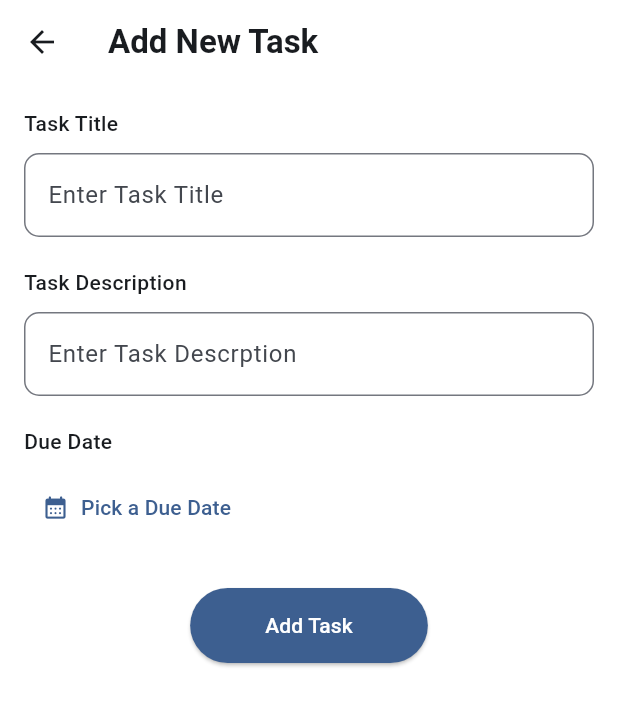
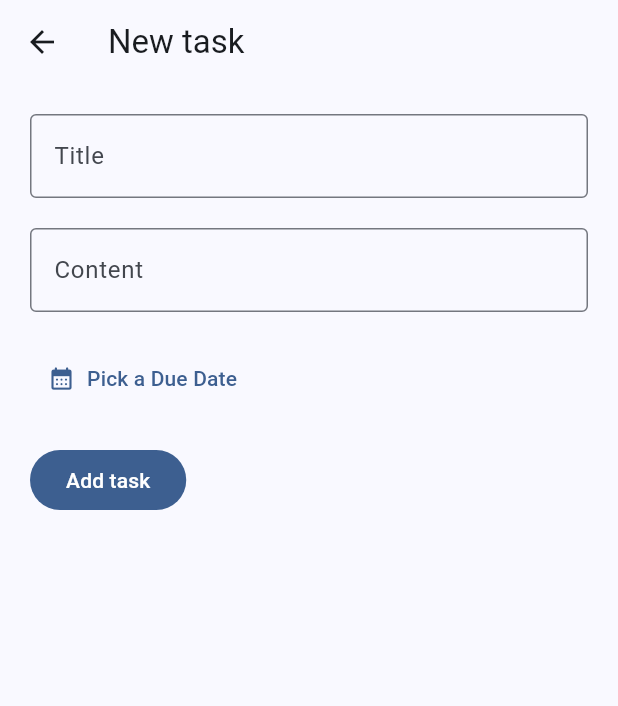
Before and after one commit to derec30240/TinyNote, a Flutter app: the screen it shows after launch, item 2 of the bottom bar chosen, after a tap on the "add" icon, on a phone screen of 412 x 824 dp. Shown: the top 706 px of the screen. Run offline on Flutter 3.47's test engine with Material 3 defaults, Android fonts, the phone set to English and light mode, and no system bars; our stand-ins replace flutter_animate, flutter_slidable, get, shared_preferences.

Commit message:
Fix the add_task_page and change it into task_edit_page

```diff
--- a/lib/pages/addtask_page.dart
+++ /dev/null
@@ -1,192 +0,0 @@
-import 'package:flutter/material.dart';
-import 'package:get/get.dart';
-import 'package:tiny_note/controllers/task_conotroller.dart';
-import 'package:tiny_note/models/task.dart';
-
-
-
-class AddTaskScreen extends StatefulWidget {
-
-  final Task ? task;
-  final int ? index;
-  const AddTaskScreen({
-    super.key,
-    this.index,
-    this.task
-    });
-
-  @override
-  State<AddTaskScreen> createState() => _AddTaskScreenState();
-}
-
-class _AddTaskScreenState extends State<AddTaskScreen> {
-
-  final TaskController taskController = Get.find();
-
-  final TextEditingController  titleController = TextEditingController();
-  final TextEditingController descriptionController = TextEditingController();
-
-  DateTime? selectedDate;
-
-  @override
-  void initState() {
-    // TODO: implement reassemble
-    super.initState();
-    if(widget.task != null){
-      titleController.text = widget.task!.title;
-      descriptionController.text = widget.task!.content;
-      selectedDate = widget.task!.dueDate;
-    }
-  }
-
-  @override
-  Widget build(BuildContext context) {
-    //one page, two fuction
-    return Scaffold(
-      backgroundColor: Theme.of(context).colorScheme.onPrimary,
-      appBar: AppBar(
-        title: Text(
-          widget.task != null ? "Edit Task" : "Add New Task",
-          style: TextStyle(
-            fontWeight: FontWeight.bold,
-          ),
-        ),
-        backgroundColor: Theme.of(context).colorScheme.onPrimary,
-      ),
-      body: Padding(
-        padding: EdgeInsets.all(16),
-        child: Column(
-          crossAxisAlignment: CrossAxisAlignment.start,
-          children: [
-            Text(
-              "Task Title",
-              style:  TextStyle(fontWeight: FontWeight.w500),
-            ),
-            SizedBox(height: 10,),
-            //set the region of typing information
-            TextField(
-              controller: titleController,
-              decoration: InputDecoration(
-                border: OutlineInputBorder(
-                  borderRadius: BorderRadius.circular(10),
-                ),
-                hintText: "Enter Task Title",
-              ),
-            ),
-            SizedBox(height: 20,),
-            Text(
-              "Task Description",
-              style:  TextStyle(fontWeight: FontWeight.w500),
-            ),
-            SizedBox(height: 10,),
-            //set the region of typing information
-            TextField(
-              controller: descriptionController,
-              decoration: InputDecoration(
-                border: OutlineInputBorder(
-                  borderRadius: BorderRadius.circular(10),
-                ),
-                hintText: "Enter Task Descrption",
-              ),
-            ),
-            SizedBox(height: 20,),
-            Text(
-              "Due Date",
-              style: TextStyle(fontWeight: FontWeight.w500,),
-            ),
-            SizedBox(height: 10),
-            TextButton.icon(
-              label:Text(
-                selectedDate == null
-                  ? "Pick a Due Date"
-                  : '${selectedDate!.toLocal()}'.split(' ')[0],
-                ),
-              icon: Icon(
-                Icons.calendar_month_rounded,
-                color: Theme.of(context).colorScheme.primary,
-                ),
-               onPressed: () async{
-                selectedDate = await showDatePicker(
-                  context: context,
-                  initialDate: DateTime.now(),
-                  firstDate: DateTime(2024),
-                  lastDate: DateTime(2100)
-                );
-                setState(() {
-                });
-              },
-            ),
-            SizedBox(height: 30,),
-            //set "add task" button
-            Center(
-              child: ElevatedButton(
-                style:ElevatedButton.styleFrom(
-                  backgroundColor: Theme.of(context).colorScheme.primary,
-                  foregroundColor: Theme.of(context).colorScheme.onPrimary,
-                  padding: EdgeInsets.symmetric(
-                    horizontal: 50 ,
-                    vertical: 15
-                    ),
-                  shape: RoundedRectangleBorder(
-                    borderRadius: BorderRadius.circular(30),
-                  )
-                ) ,
-                child: Text(
-                  widget.task != null
-                    ? "Uptade Task"
-                    : "Add Task"
-                  ),
-                onPressed:() {
-                  //检测输入框里内容是否为空
-                  if(titleController.text.isEmpty || descriptionController.text.isEmpty || selectedDate == null){
-                    Get.snackbar(
-                      "Error" , "Please fill in all fields",
-                      backgroundColor: Colors.redAccent,
-                  //foregroundColor: Theme.of(context).colorScheme.onPrimary,
-                      colorText: Colors.black,
-                    );
-                    return;
-                  }
-                  //编辑/更新任务
-                  if(widget.task != null){
-                    var updateTask = Task(
-                      title: titleController.text,
-                      content: descriptionController.text ,
-                      dueDate: selectedDate!,
-                      isCompleted: widget.task!.isCompleted,
-                      );
-                    taskController.editTask(widget.index!, updateTask );
-                    Get.back();
-                    Get.snackbar(
-                      "Success", "Task Added Successfully",
-                      backgroundColor: Colors.green,
-                      colorText: Colors.white,
-                    );
-                  }else{
-                    //添加新任务
-
-                    var newTask = Task(
-                      title: titleController.text,
-                      content: descriptionController.text ,
-                      dueDate: selectedDate!,
-                      //isCompleted: widget.task!.isCompleted,
-                      );
-                    taskController.addTask(newTask);
-                    Get.back();
-                    Get.snackbar(
-                      "Success", "Task Added Successfully",
-                      backgroundColor: Colors.green,
-                      colorText: Colors.white,
-                    );
-
-                  }
-                },
-              ),
-            )
-          ],
-        )
-      ),
-
-    );
-  }
-}
--- a/lib/pages/home_page.dart
+++ b/lib/pages/home_page.dart
@@ -3,12 +3,11 @@ import 'package:get/get.dart';
 
 import 'package:tiny_note/controllers/global_controller.dart';
 import 'package:tiny_note/pages/about_page.dart';
-import 'package:tiny_note/pages/addtask_page.dart';
+import 'package:tiny_note/pages/task_edit_page.dart';
 import 'package:tiny_note/pages/note_edit_page.dart';
 import 'package:tiny_note/pages/notes_page.dart';
 import 'package:tiny_note/pages/settings_page.dart';
 import 'package:tiny_note/pages/tasks_page.dart';
-
 
 // ignore: must_be_immutable
 class HomePage extends StatelessWidget {
@@ -32,11 +31,10 @@ class HomePage extends StatelessWidget {
         );
       }),
       floatingActionButton: FloatingActionButton(
-        //TODO: Enable to create new note or task.
         onPressed: () {
           (globalController.selectedHomeIndex.value == 0)
               ? Get.to(() => NoteEditPage(type: 'add', title: '', content: ''))
-              : Get.to(() => AddTaskScreen());
+              : Get.to(() => TaskEditPage());
         },
         backgroundColor: Theme.of(context).colorScheme.primary,
         foregroundColor: Theme.of(context).colorScheme.onPrimary,
--- /dev/null
+++ b/lib/pages/task_edit_page.dart
@@ -0,0 +1,131 @@
+import 'package:flutter/material.dart';
+import 'package:get/get.dart';
+
+import 'package:tiny_note/controllers/task_conotroller.dart';
+import 'package:tiny_note/models/task.dart';
+
+class TaskEditPage extends StatelessWidget {
+  final TaskController taskController = Get.find();
+  final Task? task;
+  final int? index;
+
+  TaskEditPage({
+    super.key,
+    this.index,
+    this.task,
+  });
+
+  @override
+  Widget build(BuildContext context) {
+    final TextEditingController titleController = TextEditingController();
+    titleController.text = (task == null) ? '' : task!.title;
+    final TextEditingController contentController = TextEditingController();
+    contentController.text = (task == null) ? '' : task!.content;
+    DateTime? selectedDate;
+    selectedDate = (task == null) ? null : task!.dueDate;
+    return Scaffold(
+      appBar: AppBar(
+        leading: IconButton(
+          onPressed: () {
+            Get.back();
+          },
+          icon: const Icon(Icons.arrow_back),
+        ),
+        title: Text(task == null ? 'New task' : 'Edit task'),
+      ),
+      body: Padding(
+          padding: const EdgeInsets.all(20),
+          child: Column(
+            crossAxisAlignment: CrossAxisAlignment.start,
+            children: [
+              TextField(
+                controller: titleController,
+                maxLines: 1,
+                decoration: const InputDecoration(
+                  labelText: 'Title',
+                  border: OutlineInputBorder(),
+                ),
+              ),
+              const SizedBox(height: 20),
+              TextField(
+                controller: contentController,
+                maxLines: null,
+                decoration: const InputDecoration(
+                  labelText: 'Content',
+                  border: OutlineInputBorder(),
+                ),
+              ),
+              const SizedBox(height: 20),
+              TextButton.icon(
+                label: Text(
+                  (selectedDate == null)
+                      ? "Pick a Due Date"
+                      : '${selectedDate.toLocal()}'.split(' ')[0],
+                ),
+                icon: Icon(
+                  Icons.calendar_month_rounded,
+                  color: Theme.of(context).colorScheme.primary,
+                ),
+                onPressed: () async {
+                  selectedDate = await showDatePicker(
+                    context: context,
+                    initialDate: DateTime.now(),
+                    firstDate: DateTime.now(),
+                    lastDate: DateTime(2100),
+                  );
+                },
+              ),
+              const SizedBox(height: 20),
+              FilledButton(
+                onPressed: () {
+                  if (titleController.text.isEmpty ||
+                      contentController.text.isEmpty ||
+                      selectedDate == null) {
+                    final taskAddFailSnackBar = SnackBar(
+                      behavior: SnackBarBehavior.floating,
+                      content: const Text(
+                          'Fail to add the task. Please fill in all fields.'),
+                      action: SnackBarAction(label: 'CLose', onPressed: () {}),
+                    );
+                    ScaffoldMessenger.of(context).hideCurrentSnackBar();
+                    ScaffoldMessenger.of(context)
+                        .showSnackBar(taskAddFailSnackBar);
+                  }
+                  if (task == null) {
+                    taskController.addTask(Task(
+                        title: titleController.text,
+                        content: contentController.text,
+                        dueDate: selectedDate!));
+                    Get.back();
+                    final taskAddSnackBar = SnackBar(
+                      behavior: SnackBarBehavior.floating,
+                      content: const Text('Task added.'),
+                      action: SnackBarAction(label: 'Close', onPressed: () {}),
+                    );
+                    ScaffoldMessenger.of(context).hideCurrentSnackBar();
+                    ScaffoldMessenger.of(context).showSnackBar(taskAddSnackBar);
+                  } else {
+                    taskController.editTask(
+                        index!,
+                        Task(
+                            title: titleController.text,
+                            content: contentController.text,
+                            dueDate: selectedDate!,
+                            isCompleted: task!.isCompleted));
+                    Get.back();
+                    final taskAddSnackBar = SnackBar(
+                      behavior: SnackBarBehavior.floating,
+                      content: const Text('Task edited.'),
+                      action: SnackBarAction(label: 'Close', onPressed: () {}),
+                    );
+                    ScaffoldMessenger.of(context).hideCurrentSnackBar();
+                    ScaffoldMessenger.of(context).showSnackBar(taskAddSnackBar);
+                  }
+                },
+                child: Text((task == null) ? 'Add task' : 'Edit task'),
+              ),
+            ],
+          )),
+    );
+  }
+}
--- a/lib/pages/tasks_page.dart
+++ b/lib/pages/tasks_page.dart
@@ -5,7 +5,7 @@ import 'package:get/get.dart';
 
 import 'package:tiny_note/controllers/task_conotroller.dart';
 import 'package:tiny_note/models/task.dart';
-import 'package:tiny_note/pages/addtask_page.dart';
+import 'package:tiny_note/pages/task_edit_page.dart';
 
 class TaskPage extends StatelessWidget {
   final TaskController taskController = Get.find();
@@ -39,7 +39,7 @@ class TaskPage extends StatelessWidget {
                       SlidableAction(
                         borderRadius: BorderRadius.circular(15),
                         autoClose: true,
-                        onPressed: (context) => Get.to(() => AddTaskScreen(
+                        onPressed: (context) => Get.to(() => TaskEditPage(
                               task: task,
                               index: index,
                             )),
```
